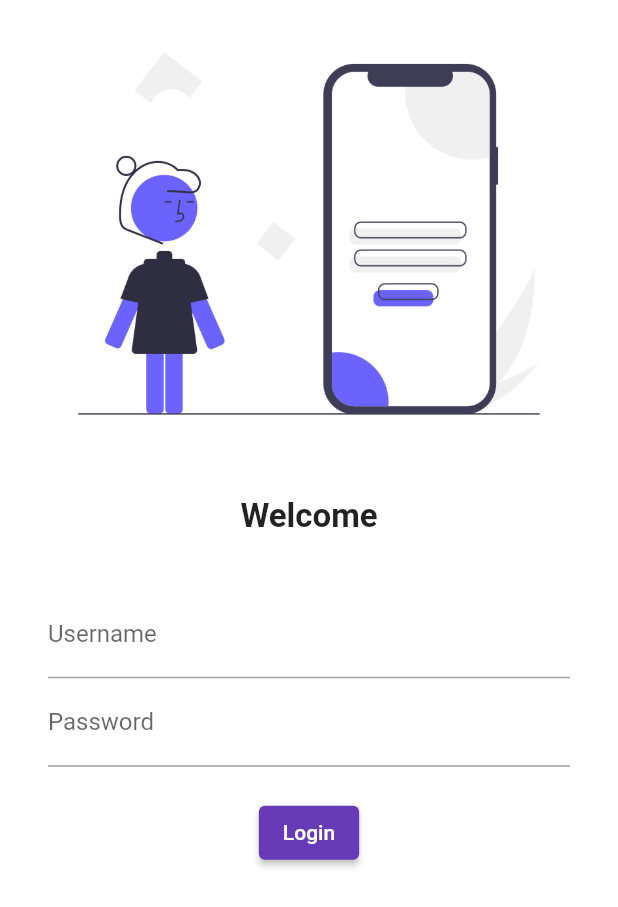
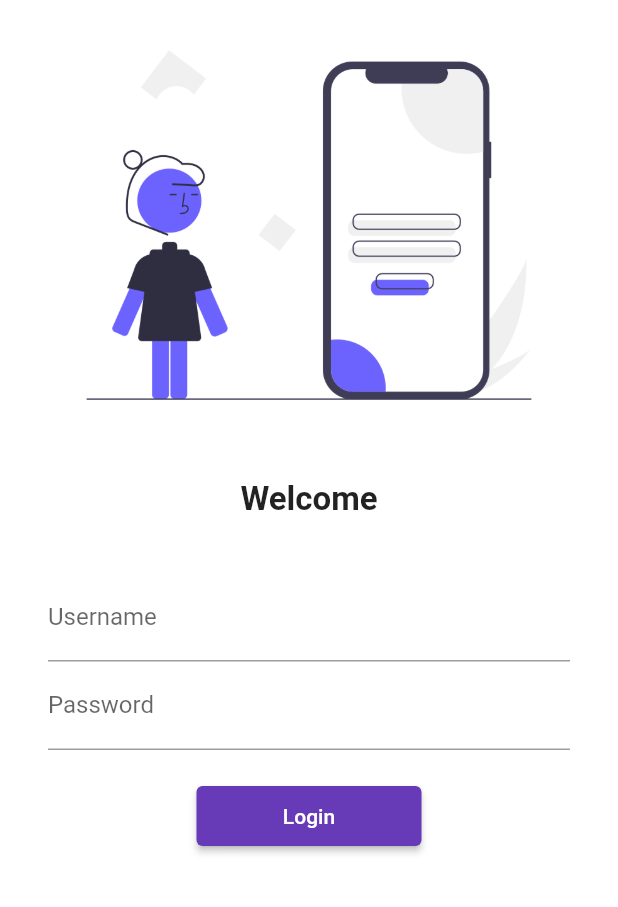
Before and after one commit to kaziomarfaruk-bjit/FlutterPracticeProject, a Flutter app: the screen it shows after launch, on a phone screen of 412 x 824 dp. Shown: the top 907 px of the screen. Run offline on Flutter 3.47's test engine with Material 2 defaults, Android fonts, the light colour scheme and no system bars; our stand-ins replace google_fonts.

Commit message:
day 5 final

```diff
--- a/lib/main.dart
+++ b/lib/main.dart
@@ -6,6 +6,7 @@
 
 import 'package:flutter/material.dart';
 import 'package:fluttercatalog/pages/login_page.dart';
+import 'package:fluttercatalog/utils/routes.dart';
 import 'package:google_fonts/google_fonts.dart';
 import 'pages/home_page.dart';
 
@@ -27,10 +28,11 @@ class MyApp extends StatelessWidget {
       ),
       darkTheme: ThemeData(brightness: Brightness.dark),
       initialRoute: "/login",
+      debugShowCheckedModeBanner: false,
       routes: {
         "/": (context) => HomePage(),
-        "/home": (context) => HomePage(),
-        "/login": (context) => LoginPage()
+        MyRoutes.homeRoute: (context) => HomePage(),
+        MyRoutes.loginPage: (context) => LoginPage()
       },
     );
   }
--- a/lib/pages/login_page.dart
+++ b/lib/pages/login_page.dart
@@ -6,6 +6,7 @@
 // ignore_for_file: sort_child_properties_last
 
 import 'package:flutter/material.dart';
+import 'package:fluttercatalog/utils/routes.dart';
 
 class LoginPage extends StatelessWidget {
   @override
@@ -19,6 +20,7 @@ class LoginPage extends StatelessWidget {
           Image.asset(
             "assets/images/img_login.png",
             fit: BoxFit.cover,
+            height: 300,
           ),
           SizedBox(
             height: 20,
@@ -48,9 +50,12 @@ class LoginPage extends StatelessWidget {
                 ),
                 ElevatedButton(
                     child: Text("Login"),
-                    style: TextButton.styleFrom(foregroundColor: Colors.white),
+                    style: TextButton.styleFrom(
+                        minimumSize: Size(150, 40),
+                        foregroundColor: Colors.white),
                     onPressed: () {
                       print("Hello pressed button!");
+                      Navigator.pushNamed(context, MyRoutes.homeRoute);
                     }),
               ],
             ),
--- /dev/null
+++ b/lib/utils/routes.dart
@@ -0,0 +1,4 @@
+class MyRoutes {
+  static String loginPage = "/login";
+  static String homeRoute = "/home";
+}
```
